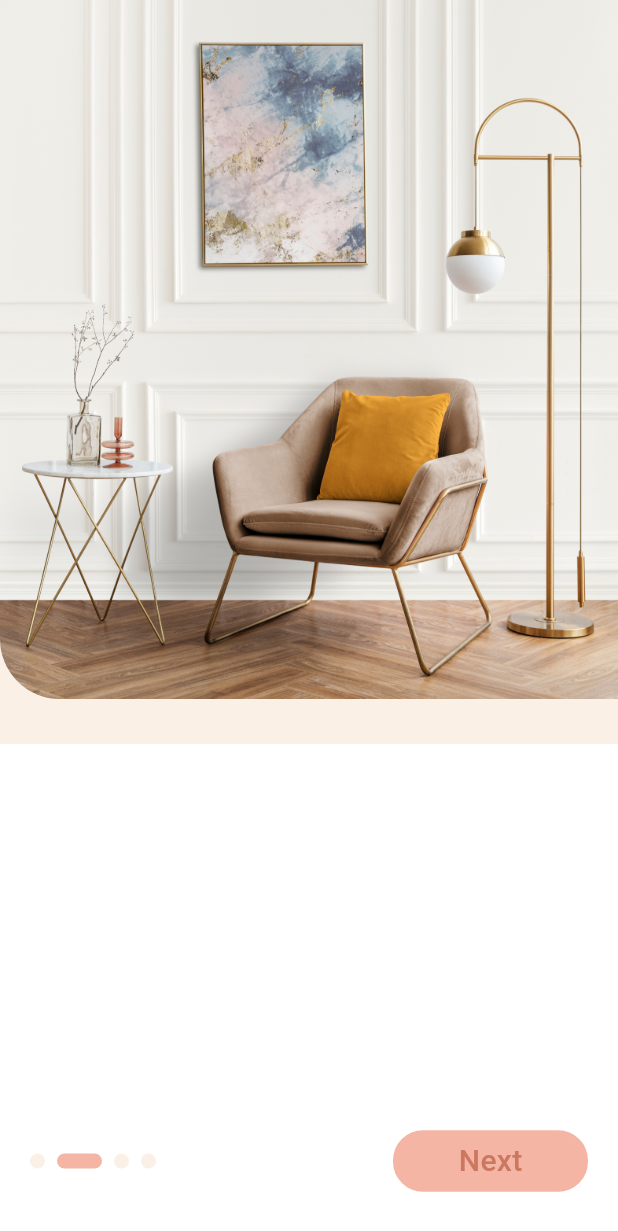
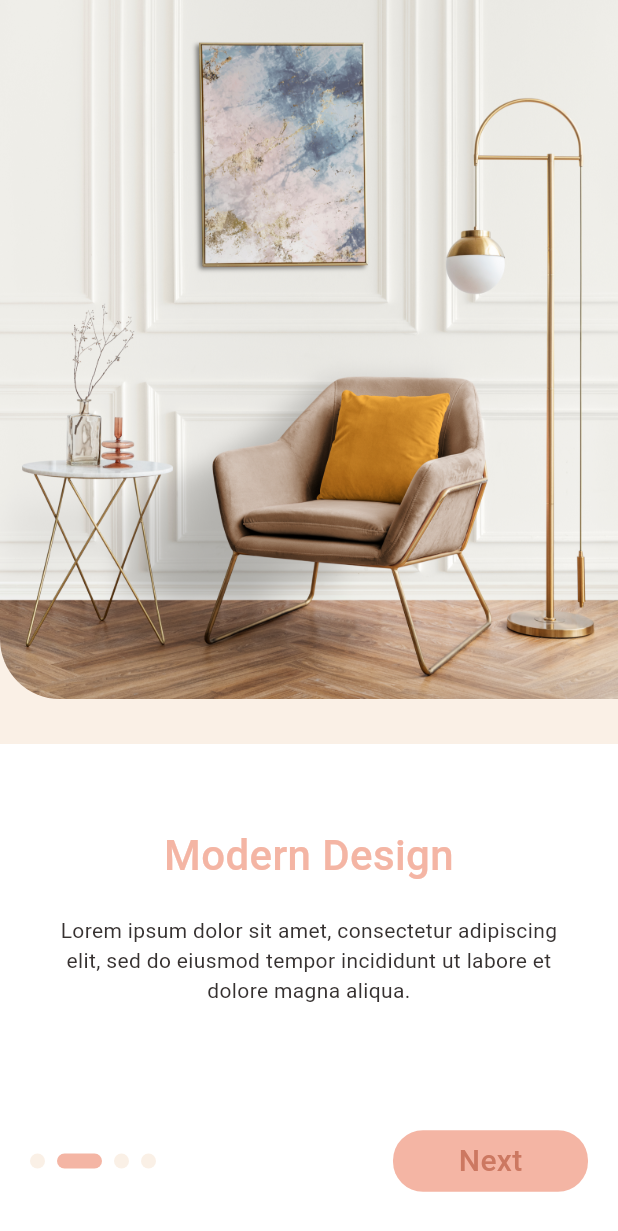
Before and after one commit to Devaxiis/home_decore, a Flutter app: the OnboardScreenOne screen opened directly, swiped to page 2, on a phone screen of 412 x 824 dp. Shown: the top 1231 px of the screen. Run offline on Flutter 3.47's test engine with Material 3 defaults, Android fonts, the phone set to English and light mode, and no system bars; drawn by our look-alikes of smooth_page_indicator; our stand-ins replace cherry_toast, flutter_animate, flutter_dotenv.

Commit message:
onboard page toliq yakunlandi

```diff
--- a/lib/src/presentation/ui/onboard_screen_one.dart
+++ b/lib/src/presentation/ui/onboard_screen_one.dart
@@ -23,18 +23,27 @@ class _OnboardScreenOneState extends State<OnboardScreenOne> {
       backgroundColor: AppColors.clFFFFFFWhite,
       body: PageView(
         controller: controller,
+        physics: NeverScrollableScrollPhysics(),
         children: const [
           OnboardScreenWg(
             image: AppImages.imgOnboardOne,
+            title: "Confortable Space",
+            description: "Lorem ipsum dolor sit amet, consectetur adipiscing elit, sed do eiusmod tempor incididunt ut labore et dolore magna aliqua. ",
           ),
           OnboardScreenWg(
             image: AppImages.imgOnboardTwo,
+            title: "Modern Design",
+            description: "Lorem ipsum dolor sit amet, consectetur adipiscing elit, sed do eiusmod tempor incididunt ut labore et dolore magna aliqua. ",
           ),
           OnboardScreenWg(
             image: AppImages.imgOnboardThree,
+            title: "Styled Living",
+            description: "Lorem ipsum dolor sit amet, consectetur adipiscing elit, sed do eiusmod tempor incididunt ut labore et dolore magna aliqua. ",
           ),
           OnboardScreenWg(
             image: AppImages.imgOnboardFour,
+            title: "Relaxing Furniture",
+            description: "Lorem ipsum dolor sit amet, consectetur adipiscing elit, sed do eiusmod tempor incididunt ut labore et dolore magna aliqua. ",
           ),
         ],
       ),
--- a/lib/src/presentation/widgets/onboard_screen_wg.dart
+++ b/lib/src/presentation/widgets/onboard_screen_wg.dart
@@ -3,9 +3,11 @@ import 'package:home_app/library.dart';
 import 'package:home_app/src/utils/app_screen_h_w.dart';
 
 class OnboardScreenWg extends StatelessWidget {
-  const OnboardScreenWg({super.key, required this.image});
+  const OnboardScreenWg({super.key, required this.image, required this.title, required this.description});
 
   final AssetImage image;
+  final String title;
+  final String description;
 
   @override
   Widget build(BuildContext context) {
@@ -26,11 +28,10 @@ class OnboardScreenWg extends StatelessWidget {
                     height: context.phoneHeight(),
                     alignment: Alignment.topCenter,
                     decoration: BoxDecoration(
-                        borderRadius:
-                            BorderRadius.only(bottomLeft: Radius.circular(40)),
-                        image: DecorationImage(
-                            image: image,
-                            fit: BoxFit.cover)),
+                        borderRadius: const BorderRadius.only(
+                            bottomLeft: Radius.circular(40)),
+                        image:
+                            DecorationImage(image: image, fit: BoxFit.cover)),
                   ),
                 ),
               )),
@@ -38,6 +39,30 @@ class OnboardScreenWg extends StatelessWidget {
               flex: 2,
               child: Container(
                 color: AppColors.clFFFFFFWhite,
+                child: Column(
+                  mainAxisAlignment: MainAxisAlignment.center,
+                  children: [
+                    Text(
+                      title,
+                      style: const TextStyle(
+                          fontSize: 28,
+                          fontWeight: FontWeight.w500,
+                          color: AppColors.clF4B5A4Salmon),
+                          textAlign: TextAlign.center,
+                    ),
+                    Padding(
+                      padding: const EdgeInsets.symmetric(horizontal: 35,vertical: 20),
+                      child: Text(
+                        description,
+                        style: const TextStyle(
+                            fontSize: 14,
+                            fontWeight: FontWeight.w400,
+                            color: AppColors.cl363130Black),
+                            textAlign: TextAlign.center,
+                      ),
+                    ),
+                  ],
+                ),
               )),
         ],
       ),
```
